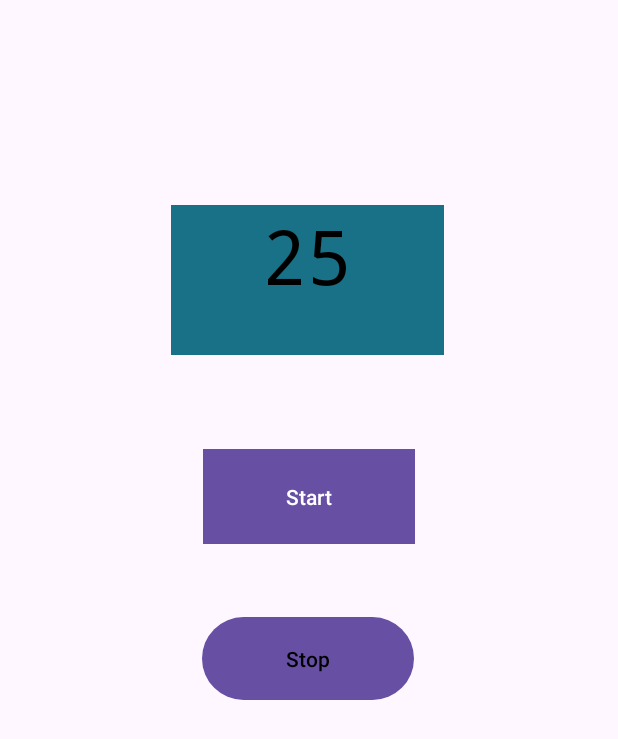
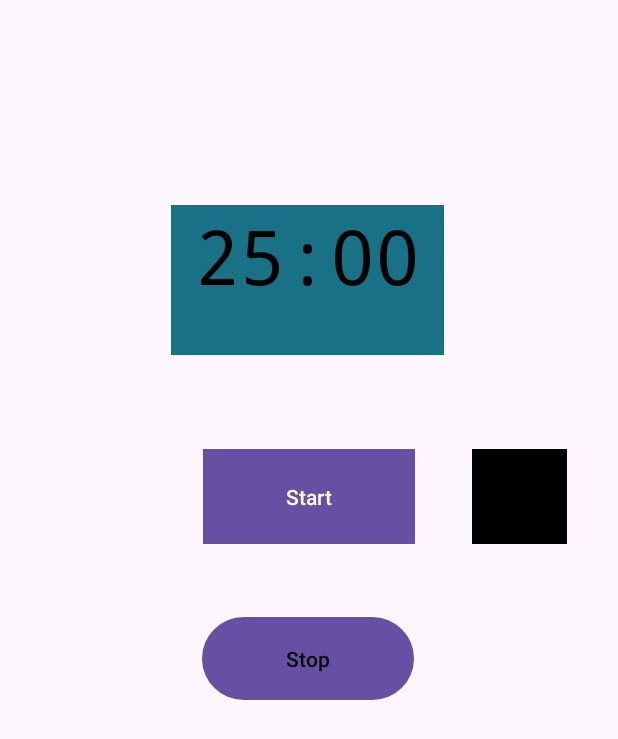
Before and after one commit to Hydrocig/Pomodoro, an Android app: the screen it shows after launch (MainActivity), on a phone screen of 412 x 824 dp. Shown: the top 739 px of the screen. Run offline under Robolectric (Android 15) with nearby library versions, the phone set to English and light mode, and no system bars.

Commit message:
-Implemented Skip button to skip to next phase

```diff
--- a/app/src/main/java/com/example/pomodoro/MainActivity.java
+++ b/app/src/main/java/com/example/pomodoro/MainActivity.java
@@ -8,6 +8,7 @@ import android.os.CountDownTimer;
 import android.view.View;
 import android.widget.Button;
 import android.widget.EditText;
+import android.widget.ImageButton;
 import android.widget.TextView;
 
 public class MainActivity extends AppCompatActivity {
@@ -22,13 +23,13 @@ public class MainActivity extends AppCompatActivity {
         Button stopTimerButton = findViewById(R.id.stopButton);
         Button pauseTimerButton = findViewById(R.id.pauseButton);
         Button resumeTimerButton = findViewById(R.id.resumeButton);
-        long test = 1;
+        ImageButton skipTimerButton = findViewById(R.id.skipButton);
 
         //Object initialization
         SimpleCalc simpleCalc = new SimpleCalc();
         Timer timer = new Timer(timerTextField, startTimerButton, pauseTimerButton);
 
-        timerTextField.setText(simpleCalc.intToString(timer.getWorkTimeMin()));
+        timerTextField.setText(simpleCalc.intToString(timer.getWorkTimeMin())+":00");
 
         //Create Timer on Button click
         startTimerButton.setOnClickListener(new View.OnClickListener() {
@@ -68,5 +69,20 @@ public class MainActivity extends AppCompatActivity {
                 startTimerButton.setVisibility(View.VISIBLE);
             }
         });
+
+        skipTimerButton.setOnClickListener(new View.OnClickListener() {
+            @Override
+            public void onClick(View view) {
+                timer.pauseTimer();
+
+                startTimerButton.setVisibility(View.VISIBLE);
+                pauseTimerButton.setVisibility(View.INVISIBLE);
+                resumeTimerButton.setVisibility(View.INVISIBLE);
+
+                timer.setCounter(timer.getCounter()+1);
+
+                timerTextField.setText(timer.orderArray[timer.getCounter()]+":00");
+            }
+        });
     }
 }
--- a/app/src/main/res/layout/activity_main.xml
+++ b/app/src/main/res/layout/activity_main.xml
@@ -57,6 +57,21 @@
         app:layout_constraintTop_toBottomOf="@+id/mainTimer"
         app:layout_constraintVertical_bias="0.12" />
 
+    <ImageButton
+        android:id="@+id/skipButton"
+        android:layout_width="63dp"
+        android:layout_height="63dp"
+        android:background="@color/black"
+        android:src="@color/black"
+        android:textColor="@color/white"
+        android:visibility="visible"
+        app:layout_constraintBottom_toBottomOf="parent"
+        app:layout_constraintEnd_toEndOf="parent"
+        app:layout_constraintHorizontal_bias="0.527"
+        app:layout_constraintStart_toEndOf="@+id/startButton"
+        app:layout_constraintTop_toBottomOf="@+id/mainTimer"
+        app:layout_constraintVertical_bias="0.12" />
+
     <Button
         android:id="@+id/resumeButton"
         android:layout_width="141dp"
```
